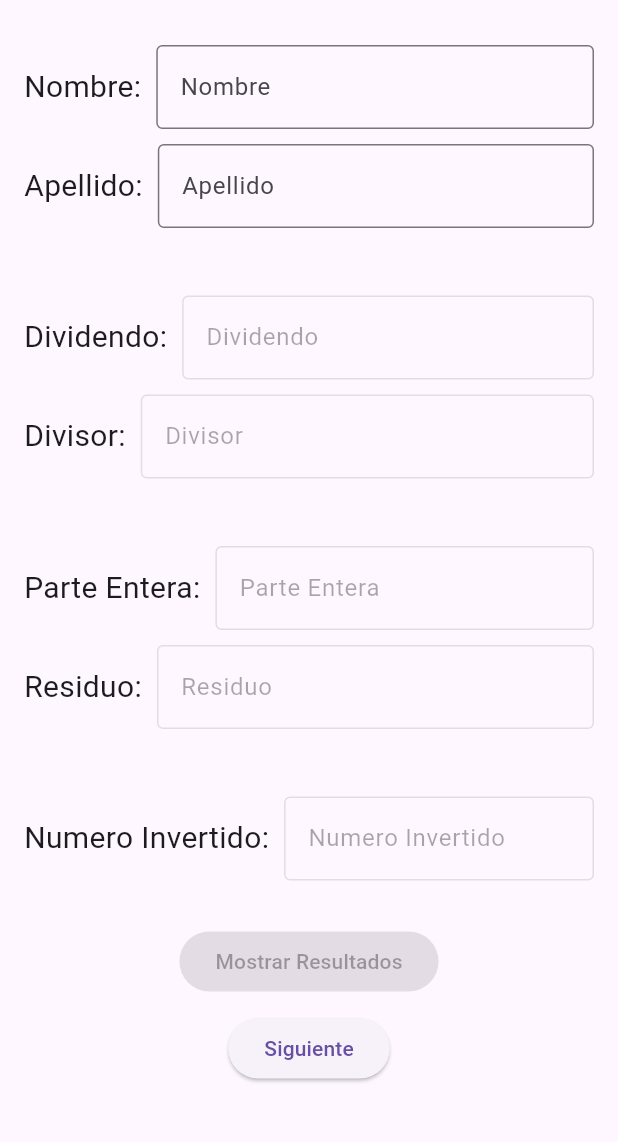
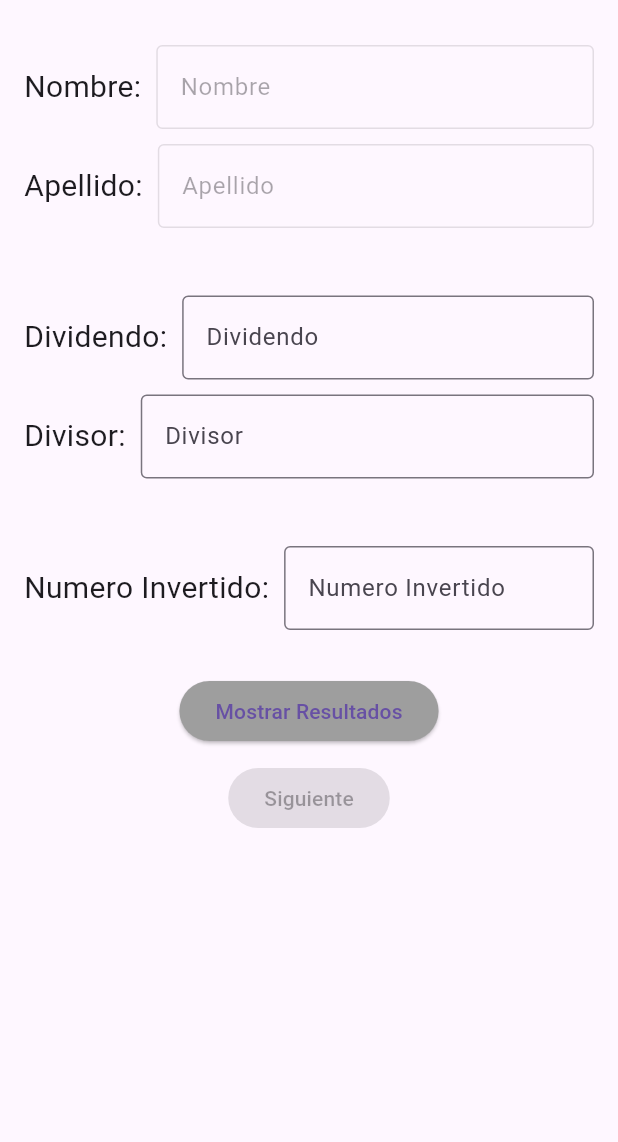
Before and after one commit to AlexaKazn/Prueba, a Flutter app: the VentanaDosNDPA screen opened directly, after a tap on "Siguiente", on a phone screen of 412 x 824 dp, the part 63-1205 px from its top. Run offline on Flutter 3.47's test engine with Material 3 defaults, Android fonts, the light colour scheme and no system bars.

Commit message:
PAOLA NUNEZ: 18:16

```diff
--- a/lib/pages/ventanaDosNDPA.dart
+++ b/lib/pages/ventanaDosNDPA.dart
@@ -1,3 +1,4 @@
+import 'package:examen_01_ti_paola_nunez/pages/ventanaTresNDPA.dart';
 import 'package:flutter/material.dart';
 
 class VentanaDosNDPA extends StatefulWidget {
@@ -8,6 +9,8 @@ class VentanaDosNDPA extends StatefulWidget {
 }
 
 class _VentanaDosNDPAState extends State<VentanaDosNDPA> {
+  final TextEditingController nombresControllerNDPA = TextEditingController();
+final TextEditingController apellidosControllerNDPA= TextEditingController();
 
 
   @override
@@ -28,6 +31,7 @@ class _VentanaDosNDPAState extends State<VentanaDosNDPA> {
                 Expanded(
                   child: TextField(
                     enabled: true,
+                    controller: nombresControllerNDPA,
                     decoration: const InputDecoration(
                       border: OutlineInputBorder(),
                       labelText: 'Nombre',
@@ -47,6 +51,7 @@ class _VentanaDosNDPAState extends State<VentanaDosNDPA> {
                 Expanded(
                   child: TextField(
                     enabled: true,
+                    controller: apellidosControllerNDPA,
                     decoration: const InputDecoration(
                       border: OutlineInputBorder(),
                       labelText: 'Apellido',
@@ -97,44 +102,6 @@ class _VentanaDosNDPAState extends State<VentanaDosNDPA> {
             Row(
               children: [
                 const Text(
-                  'Parte Entera:',
-                  style: TextStyle(fontSize: 20),
-                ),
-                const SizedBox(width: 10),
-                Expanded(
-                  child: TextField(
-                    enabled: false,
-                    decoration: const InputDecoration(
-                      border: OutlineInputBorder(),
-                      labelText: 'Parte Entera',
-                    ),
-                  ),
-                ),
-              ],
-            ),
-            const SizedBox(height: 10),
-            Row(
-              children: [
-                const Text(
-                  'Residuo:',
-                  style: TextStyle(fontSize: 20),
-                ),
-                const SizedBox(width: 10),
-                Expanded(
-                  child: TextField(
-                    enabled: false,
-                    decoration: const InputDecoration(
-                      border: OutlineInputBorder(),
-                      labelText: 'Residuo',
-                    ),
-                  ),
-                ),
-              ],
-            ),
-            const SizedBox(height: 45),
-            Row(
-              children: [
-                const Text(
                   'Numero Invertido:',
                   style: TextStyle(fontSize: 20),
                 ),
@@ -164,7 +131,13 @@ class _VentanaDosNDPAState extends State<VentanaDosNDPA> {
                 const SizedBox(height: 10),
                 ElevatedButton(
                   onPressed: () {
-                    Navigator.push(context,MaterialPageRoute(builder: (context) => VentanaDosNDPA(),),
+                    Navigator.push(
+                      context,MaterialPageRoute(
+                        builder: (context) => VentanaTresNDPA(
+                      nombresControllerNDPA: nombresControllerNDPA.text,
+                      apellidosControllerNDPA: apellidosControllerNDPA.text,
+
+                    ),),
                     );
                   },
                   child: const Text("Siguiente"),
--- a/lib/pages/ventanaTresNDPA.dart
+++ b/lib/pages/ventanaTresNDPA.dart
@@ -0,0 +1,155 @@
+import 'package:examen_01_ti_paola_nunez/pages/ventanaDosNDPA.dart';
+import 'package:flutter/material.dart';
+
+class VentanaTresNDPA extends StatefulWidget {
+  final String nombresControllerNDPA;
+  final String apellidosControllerNDPA;
+  const VentanaTresNDPA({super.key,required this.nombresControllerNDPA,required this.apellidosControllerNDPA});
+
+  @override
+  State<VentanaTresNDPA> createState() => _VentanaDosNDPAState();
+}
+
+class _VentanaDosNDPAState extends State<VentanaTresNDPA> {
+
+final TextEditingController DividendoControllerNDPA= TextEditingController();
+final TextEditingController DivisorControllerNDPA= TextEditingController();
+final TextEditingController NumeroInvertidoNDPA= TextEditingController();
+
+
+
+
+  @override
+  Widget build(BuildContext context) {
+    return Scaffold(
+       appBar: AppBar(title: Text("VENTANA (DOS)")),
+      body: Padding(
+        padding: const EdgeInsets.all(16.0),
+        child: Column(
+          children: [
+            Row(
+              children: [
+                const Text(
+                  'Nombre:',
+                  style: TextStyle(fontSize: 20),
+                ),
+                const SizedBox(width: 10),
+                Expanded(
+                  child: TextField(
+                    enabled: false,
+                    controller: TextEditingController(text: widget.nombresControllerNDPA),
+                    decoration: const InputDecoration(
+                      border: OutlineInputBorder(),
+                      labelText: 'Nombre',
+                    ),
+                  ),
+                ),
+              ],
+            ),
+            const SizedBox(height: 10),
+            Row(
+              children: [
+                const Text(
+                  'Apellido:',
+                  style: TextStyle(fontSize: 20),
+                ),
+                const SizedBox(width: 10),
+                Expanded(
+                  child: TextField(
+                    enabled: false,
+                    controller: TextEditingController(text: widget.apellidosControllerNDPA),
+                    decoration: const InputDecoration(
+                      border: OutlineInputBorder(),
+                      labelText: 'Apellido',
+                    ),
+                  ),
+                ),
+              ],
+            ),
+            const SizedBox(height: 45),
+            Row(
+              children: [
+                const Text(
+                  'Dividendo:',
+                  style: TextStyle(fontSize: 20),
+                ),
+                const SizedBox(width: 10),
+                Expanded(
+                  child: TextField(
+                    enabled: true,
+                    controller: DividendoControllerNDPA,
+                    decoration: const InputDecoration(
+                      border: OutlineInputBorder(),
+                      labelText: 'Dividendo',
+                    ),
+                  ),
+                ),
+              ],
+            ),
+            const SizedBox(height: 10),
+            Row(
+              children: [
+                const Text(
+                  'Divisor:',
+                  style: TextStyle(fontSize: 20),
+                ),
+                const SizedBox(width: 10),
+                Expanded(
+                  child: TextField(
+                    enabled: true,
+                    controller: DivisorControllerNDPA,
+                    decoration: const InputDecoration(
+                      border: OutlineInputBorder(),
+                      labelText: 'Divisor',
+                    ),
+                  ),
+                ),
+              ],
+            ),
+            const SizedBox(height: 45),
+            Row(
+              children: [
+                const Text(
+                  'Numero Invertido:',
+                  style: TextStyle(fontSize: 20),
+                ),
+                const SizedBox(width: 10),
+                Expanded(
+                  child: TextField(
+                    enabled: true,
+                    controller: NumeroInvertidoNDPA,
+                    decoration: const InputDecoration(
+                      border: OutlineInputBorder(),
+                      labelText: 'Numero Invertido',
+                    ),
+                  ),
+                ),
+              ],
+            ),
+            const SizedBox(height: 30),
+            Column(
+              crossAxisAlignment: CrossAxisAlignment.center,
+              children: [
+                ElevatedButton(
+                  onPressed: () {
+                    Navigator.pop(context,MaterialPageRoute(builder: (context) => VentanaDosNDPA(),),
+                    );
+                  },
+                  style: ElevatedButton.styleFrom(
+                    backgroundColor: Colors.grey,
+                  ),
+                  child: const Text("Mostrar Resultados"),
+                ),
+                const SizedBox(height: 10),
+                ElevatedButton(
+                  onPressed: null,
+                  child: const Text("Siguiente"),
+                ),
+              ],
+            ),
+          ],
+        ),
+      ),
+    );
+  }
+}
```
